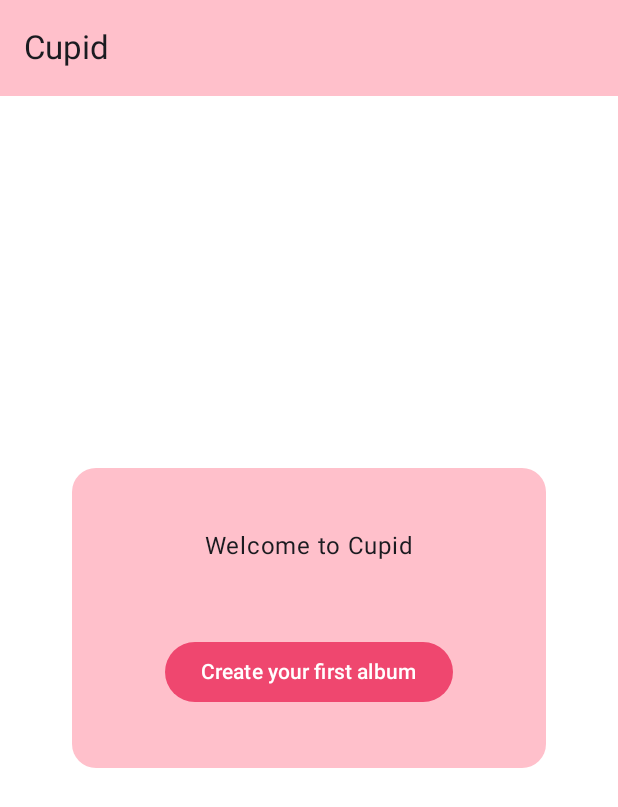
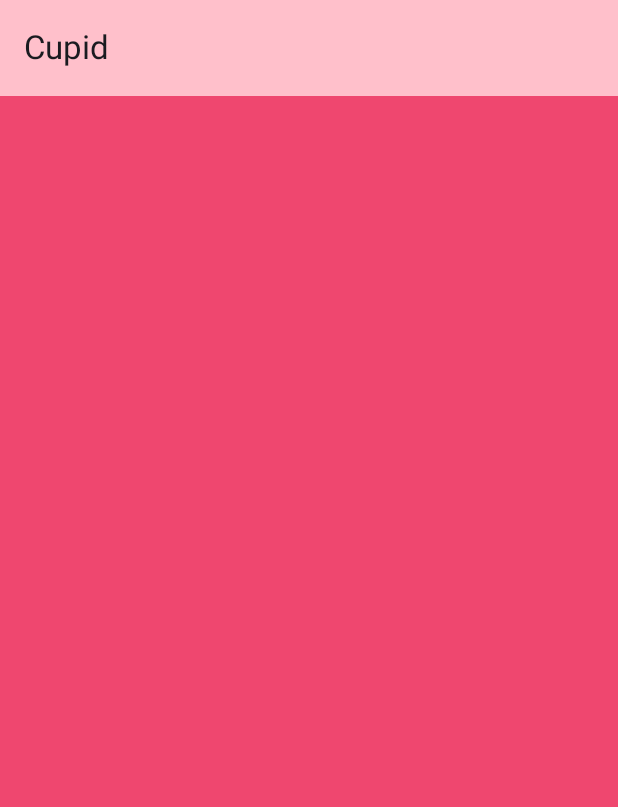
Before and after one commit to matex3525/s5-Android-APP, an Android app built with Jetpack Compose: the screen it shows after launch (MainActivity), after a tap on "Create your first album", on a phone screen of 412 x 824 dp. Shown: the top 807 px of the screen. Run offline under Robolectric (Android 15) with nearby library versions, the phone set to English and light mode, and no system bars.

Commit message:
Navigation implemnted + album screen initializedd

```diff
--- a/s5app/app/build.gradle.kts
+++ b/s5app/app/build.gradle.kts
@@ -1,6 +1,7 @@
 plugins {
     alias(libs.plugins.android.application)
     alias(libs.plugins.jetbrains.kotlin.android)
+    alias(libs.plugins.kotlin.serialization)
 }
 
 android {
@@ -66,4 +67,6 @@ dependencies {
     androidTestImplementation(libs.androidx.ui.test.junit4)
     debugImplementation(libs.androidx.ui.tooling)
     debugImplementation(libs.androidx.ui.test.manifest)
+    implementation(libs.navigation.compose)
+    implementation(libs.kotlinx.serialization.json)
 }
--- a/s5app/app/src/main/java/com/example/s5app/MainActivity.kt
+++ b/s5app/app/src/main/java/com/example/s5app/MainActivity.kt
@@ -26,11 +26,17 @@ import androidx.compose.ui.Modifier
 import androidx.compose.ui.graphics.Color
 import androidx.compose.ui.tooling.preview.Preview
 import androidx.compose.ui.unit.dp
+import androidx.navigation.compose.NavHost
+import androidx.navigation.compose.composable
+import androidx.navigation.compose.rememberNavController
+import com.example.s5app.navigation.AlbumScreen
+import com.example.s5app.navigation.MainScreen
+import com.example.s5app.screen.AlbumScreen
 import com.example.s5app.screen.MainScreen
 import com.example.s5app.ui.theme.S5appTheme
 
 class MainActivity : ComponentActivity() {
-    @SuppressLint("UnusedMaterial3ScaffoldPaddingParameter")
+
     @OptIn(ExperimentalMaterial3Api::class)
     override fun onCreate(savedInstanceState: Bundle?) {
         val pinkColor = Color(0xFFFFC0CB)
@@ -38,6 +44,7 @@ class MainActivity : ComponentActivity() {
         enableEdgeToEdge()
         setContent {
             S5appTheme {
+                val navController = rememberNavController()
                 Scaffold(modifier = Modifier.fillMaxSize(),
                     topBar = {
                         TopAppBar(
@@ -46,7 +53,17 @@ class MainActivity : ComponentActivity() {
                         )
                     },
                     content = {
-                        MainScreen(padding = PaddingValues(horizontal = 48.dp))
+                        NavHost( navController = navController,
+                            startDestination = MainScreen,
+                            modifier = Modifier.padding(it) )
+                        {
+                            composable<MainScreen> {
+                                MainScreen(PaddingValues(horizontal = 48.dp), navController)
+                            }
+                            composable<AlbumScreen> {
+                                AlbumScreen()
+                            }
+                        }
                     }
                 )
             }
--- /dev/null
+++ b/s5app/app/src/main/java/com/example/s5app/navigation/ScreenNavigationLinks.kt
@@ -0,0 +1,9 @@
+package com.example.s5app.navigation
+
+import kotlinx.serialization.Serializable
+
+@Serializable
+object MainScreen
+
+@Serializable
+object AlbumScreen
--- /dev/null
+++ b/s5app/app/src/main/java/com/example/s5app/screen/AlbumScreen.kt
@@ -0,0 +1,19 @@
+package com.example.s5app.screen
+
+import androidx.compose.foundation.background
+import androidx.compose.foundation.layout.Box
+import androidx.compose.foundation.layout.fillMaxSize
+import androidx.compose.runtime.Composable
+import androidx.compose.ui.Modifier
+import androidx.compose.ui.graphics.Color
+
+@Composable
+fun AlbumScreen() {
+    Box(
+        modifier = Modifier
+            .background(Color(0xFFEF476F))
+            .fillMaxSize()
+    ) {
+
+    }
+}
--- a/s5app/app/src/main/java/com/example/s5app/screen/MainScreen.kt
+++ b/s5app/app/src/main/java/com/example/s5app/screen/MainScreen.kt
@@ -21,11 +21,13 @@ import androidx.compose.ui.Modifier
 import androidx.compose.ui.graphics.Color
 import androidx.compose.ui.tooling.preview.Preview
 import androidx.compose.ui.unit.dp
+import androidx.navigation.NavController
 import com.example.s5app.Greeting
+import com.example.s5app.navigation.AlbumScreen
 import com.example.s5app.ui.theme.S5appTheme
 
 @Composable
-fun MainScreen(padding: PaddingValues = PaddingValues(horizontal = 48.dp)) {
+fun MainScreen(padding: PaddingValues = PaddingValues(horizontal = 48.dp), navController: NavController? = null) {
     Box(
         modifier = Modifier
             .fillMaxSize() // Fill the entire screen
@@ -51,7 +53,7 @@ fun MainScreen(padding: PaddingValues = PaddingValues(horizontal = 48.dp)) {
 //        )
                 Button(
                     onClick = {
-                    //count++
+                        navController?.navigate(AlbumScreen)
                     },
                     colors = ButtonDefaults.buttonColors( containerColor = Color(0xFFEF476F), // Background color
                         contentColor = Color.White // Text color
--- a/s5app/gradle/libs.versions.toml
+++ b/s5app/gradle/libs.versions.toml
@@ -8,6 +8,8 @@ espressoCore = "3.6.1"
 lifecycleRuntimeKtx = "2.6.1"
 activityCompose = "1.9.2"
 composeBom = "2023.08.00"
+composeNavigation = "2.8.0-alpha08"
+serialization = "1.6.3"
 
 [libraries]
 androidx-core-ktx = { group = "androidx.core", name = "core-ktx", version.ref = "coreKtx" }
@@ -24,7 +26,10 @@ androidx-ui-tooling-preview = { group = "androidx.compose.ui", name = "ui-toolin
 androidx-ui-test-manifest = { group = "androidx.compose.ui", name = "ui-test-manifest" }
 androidx-ui-test-junit4 = { group = "androidx.compose.ui", name = "ui-test-junit4" }
 androidx-material3 = { group = "androidx.compose.material3", name = "material3" }
+navigation-compose = { module = "androidx.navigation:navigation-compose", version.ref = "composeNavigation" }
+kotlinx-serialization-json = { module = "org.jetbrains.kotlinx:kotlinx-serialization-json", version.ref = "serialization"}
 
 [plugins]
 android-application = { id = "com.android.application", version.ref = "agp" }
 jetbrains-kotlin-android = { id = "org.jetbrains.kotlin.android", version.ref = "kotlin" }
+kotlin-serialization = { id = "org.jetbrains.kotlin.plugin.serialization", version.ref = "kotlin" }
```
